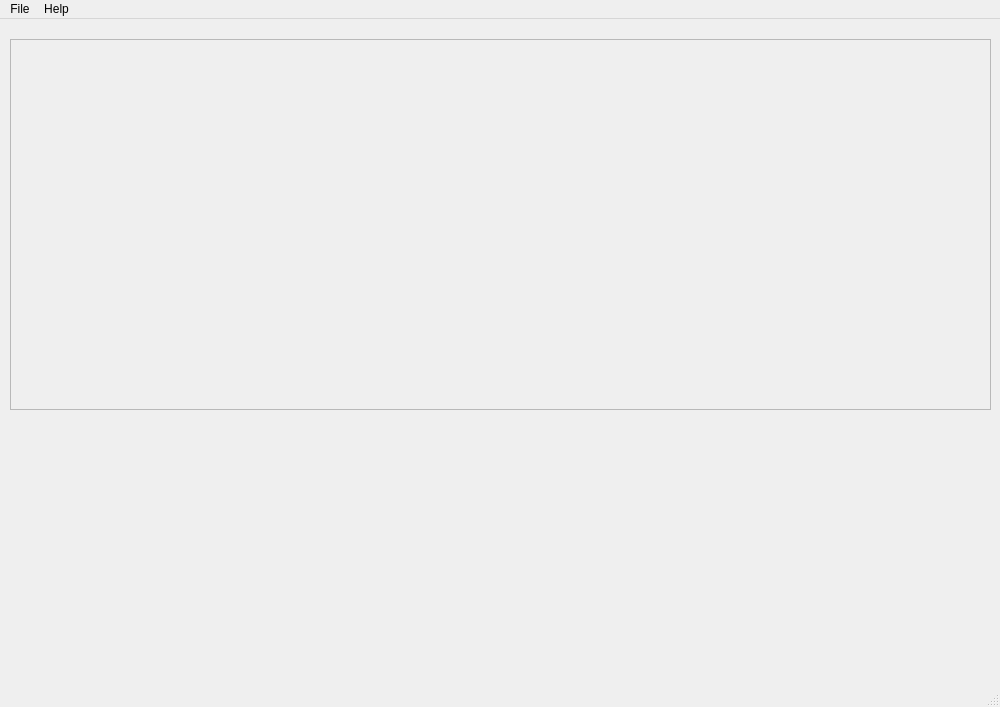
Above: ui/mainWindow.ui from 9qUmV4/SoundKey2 before the change. Below: the same form after it.
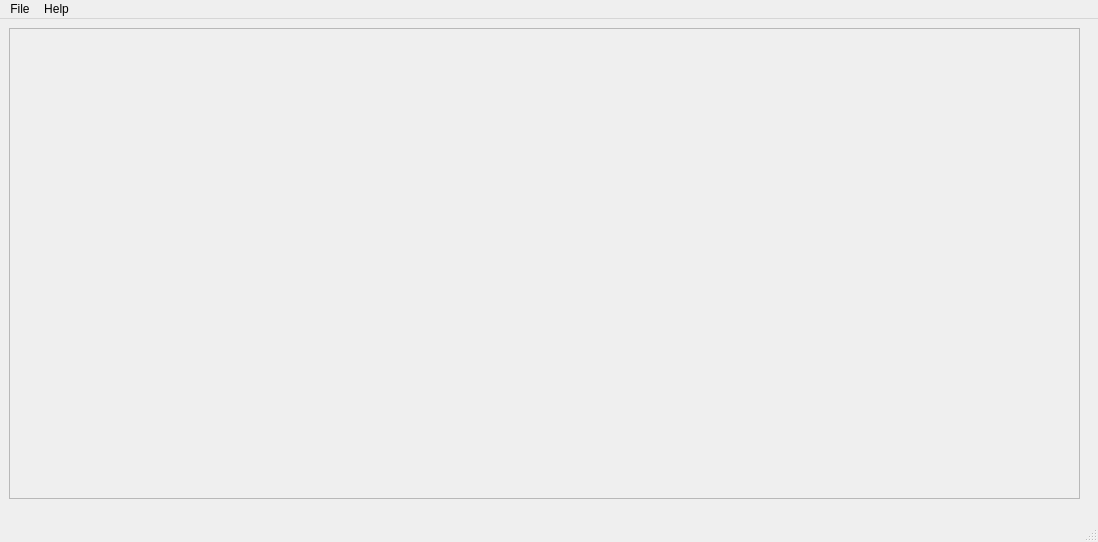
That is the form after the change.

Diff of the .ui file:
```diff
--- a/ui/mainWindow.ui
+++ b/ui/mainWindow.ui
@@ -6,8 +6,8 @@
    <rect>
     <x>0</x>
     <y>0</y>
-    <width>1000</width>
-    <height>707</height>
+    <width>1098</width>
+    <height>542</height>
    </rect>
   </property>
   <property name="windowTitle">
@@ -17,15 +17,27 @@
    <string notr="true"/>
   </property>
   <widget class="QWidget" name="centralwidget">
+   <property name="sizePolicy">
+    <sizepolicy hsizetype="Expanding" vsizetype="Expanding">
+     <horstretch>0</horstretch>
+     <verstretch>0</verstretch>
+    </sizepolicy>
+   </property>
+   <widget class="QWidget" name="verticalLayoutWidget">
+    <property name="geometry">
+     <rect>
+      <x>9</x>
+      <y>9</y>
+      <width>1071</width>
+      <height>471</height>
+     </rect>
+    </property>
+    <layout class="QVBoxLayout" name="verticalLayout">
+     <property name="sizeConstraint">
+      <enum>QLayout::SetDefaultConstraint</enum>
+     </property>
+     <item>
    <widget class="QFrame" name="keyboardHolder">
-    <property name="geometry">
-     <rect>
-      <x>10</x>
-      <y>20</y>
-      <width>981</width>
-      <height>371</height>
-     </rect>
-    </property>
     <property name="sizePolicy">
      <sizepolicy hsizetype="Expanding" vsizetype="Expanding">
       <horstretch>0</horstretch>
@@ -39,13 +51,16 @@
      <enum>QFrame::Raised</enum>
     </property>
    </widget>
+     </item>
+    </layout>
+   </widget>
   </widget>
   <widget class="QMenuBar" name="menubar">
    <property name="geometry">
     <rect>
      <x>0</x>
      <y>0</y>
-     <width>1000</width>
+     <width>1098</width>
      <height>22</height>
     </rect>
    </property>
```
Lines whose indentation alone changed are shown as unchanged.
